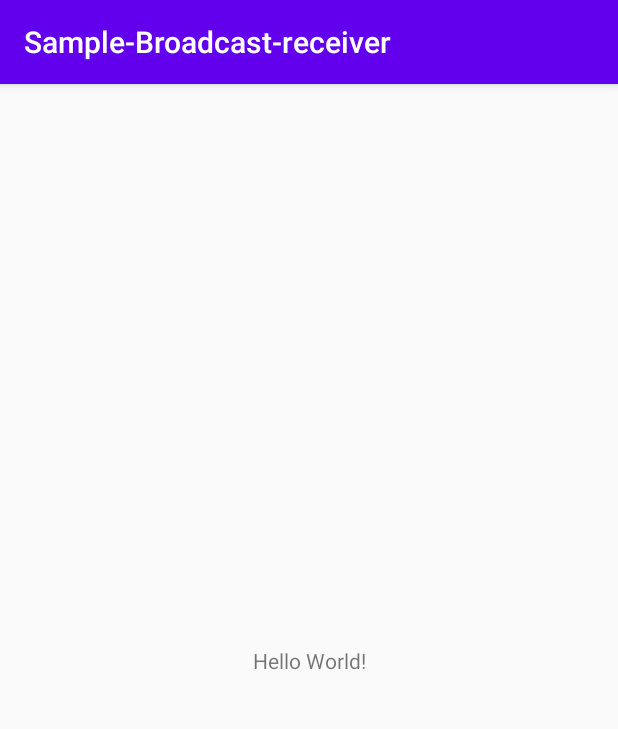
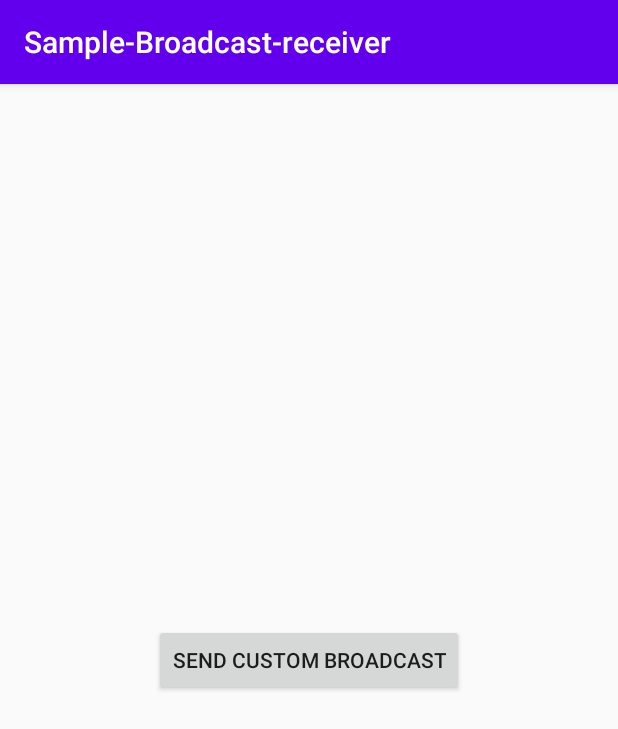
Before and after one commit to praveencris/sample-broadcast-receiver, an Android app: the screen it shows after launch (MainActivity), on a phone screen of 412 x 824 dp. Shown: the top 729 px of the screen. Run offline under Robolectric (Android 15) with nearby library versions, the phone set to English and light mode, and no system bars.

Commit message:
Normal System Broadcast and Custom Broadcast implemented

```diff
--- a/app/build.gradle
+++ b/app/build.gradle
@@ -26,6 +26,7 @@ dependencies {
     implementation fileTree(dir: "libs", include: ["*.jar"])
     implementation 'androidx.appcompat:appcompat:1.2.0'
     implementation 'androidx.constraintlayout:constraintlayout:2.0.1'
+    implementation 'androidx.localbroadcastmanager:localbroadcastmanager:1.0.0'
     testImplementation 'junit:junit:4.12'
     androidTestImplementation 'androidx.test.ext:junit:1.1.2'
     androidTestImplementation 'androidx.test.espresso:espresso-core:3.3.0'
--- a/app/src/main/AndroidManifest.xml
+++ b/app/src/main/AndroidManifest.xml
@@ -9,13 +9,15 @@
         android:roundIcon="@mipmap/ic_launcher_round"
         android:supportsRtl="true"
         android:theme="@style/AppTheme">
-        <activity android:name=".MainActivity">
+        <activity android:name="com.sabkayar.praveen.power_receiver.MainActivity">
             <intent-filter>
                 <action android:name="android.intent.action.MAIN" />
 
                 <category android:name="android.intent.category.LAUNCHER" />
             </intent-filter>
         </activity>
+
+
     </application>
 
 </manifest>
--- /dev/null
+++ b/app/src/main/java/com/sabkayar/praveen/power_receiver/MainActivity.java
@@ -0,0 +1,53 @@
+package com.sabkayar.praveen.power_receiver;
+
+import android.content.Intent;
+import android.content.IntentFilter;
+import android.os.Bundle;
+import android.view.View;
+
+import androidx.appcompat.app.AppCompatActivity;
+import androidx.localbroadcastmanager.content.LocalBroadcastManager;
+
+import com.sabkayar.praveen.sample_broadcast_receiver.BuildConfig;
+import com.sabkayar.praveen.sample_broadcast_receiver.R;
+
+public class MainActivity extends AppCompatActivity {
+
+    private CustomBroadcastReceiver mCustomBroadcastReceiver = new CustomBroadcastReceiver();
+    private static final String ACTION_CUSTOM_BROADCAST =
+            BuildConfig.APPLICATION_ID + ".ACTION_CUSTOM_BROADCAST";
+
+    @Override
+    protected void onCreate(Bundle savedInstanceState) {
+        super.onCreate(savedInstanceState);
+        setContentView(R.layout.activity_main);
+
+        IntentFilter intentFilter = new IntentFilter();
+        intentFilter.addAction(Intent.ACTION_POWER_CONNECTED);
+        intentFilter.addAction(Intent.ACTION_POWER_DISCONNECTED);
+
+        // Register the receiver using the activity context.
+        this.registerReceiver(mCustomBroadcastReceiver, intentFilter);
+
+
+    }
+
+    @Override
+    protected void onDestroy() {
+        //Unregister the receiver
+        this.unregisterReceiver(mCustomBroadcastReceiver);
+
+        //Unregister receiver
+        LocalBroadcastManager.getInstance(this)
+                .unregisterReceiver(mCustomBroadcastReceiver);
+        super.onDestroy();
+    }
+
+    public void sendCustomBroadcast(View view) {
+        Intent customBroadcastIntent = new Intent(ACTION_CUSTOM_BROADCAST);
+        LocalBroadcastManager.getInstance(this).sendBroadcast(customBroadcastIntent);
+
+        //Register receiver
+        LocalBroadcastManager.getInstance(this).registerReceiver(mCustomBroadcastReceiver, new IntentFilter(ACTION_CUSTOM_BROADCAST));
+    }
+}
--- a/app/src/main/res/layout/activity_main.xml
+++ b/app/src/main/res/layout/activity_main.xml
@@ -4,15 +4,16 @@
     xmlns:tools="http://schemas.android.com/tools"
     android:layout_width="match_parent"
     android:layout_height="match_parent"
-    tools:context=".MainActivity">
+    tools:context="com.sabkayar.praveen.power_receiver.MainActivity">
 
-    <TextView
+    <Button
+        android:id="@+id/button"
         android:layout_width="wrap_content"
         android:layout_height="wrap_content"
-        android:text="Hello World!"
+        android:text="Send Custom Broadcast"
+        android:onClick="sendCustomBroadcast"
         app:layout_constraintBottom_toBottomOf="parent"
-        app:layout_constraintLeft_toLeftOf="parent"
-        app:layout_constraintRight_toRightOf="parent"
+        app:layout_constraintEnd_toEndOf="parent"
+        app:layout_constraintStart_toStartOf="parent"
         app:layout_constraintTop_toTopOf="parent" />
-
 </androidx.constraintlayout.widget.ConstraintLayout>
```
Also changed, not shown: app/src/main/java/com/sabkayar/praveen/power_receiver/CustomBroadcastReceiver.java (added, +34 -0 lines), app/src/main/java/com/sabkayar/praveen/sample_broadcast_receiver/MainActivity.java (deleted, +0 -14 lines).
